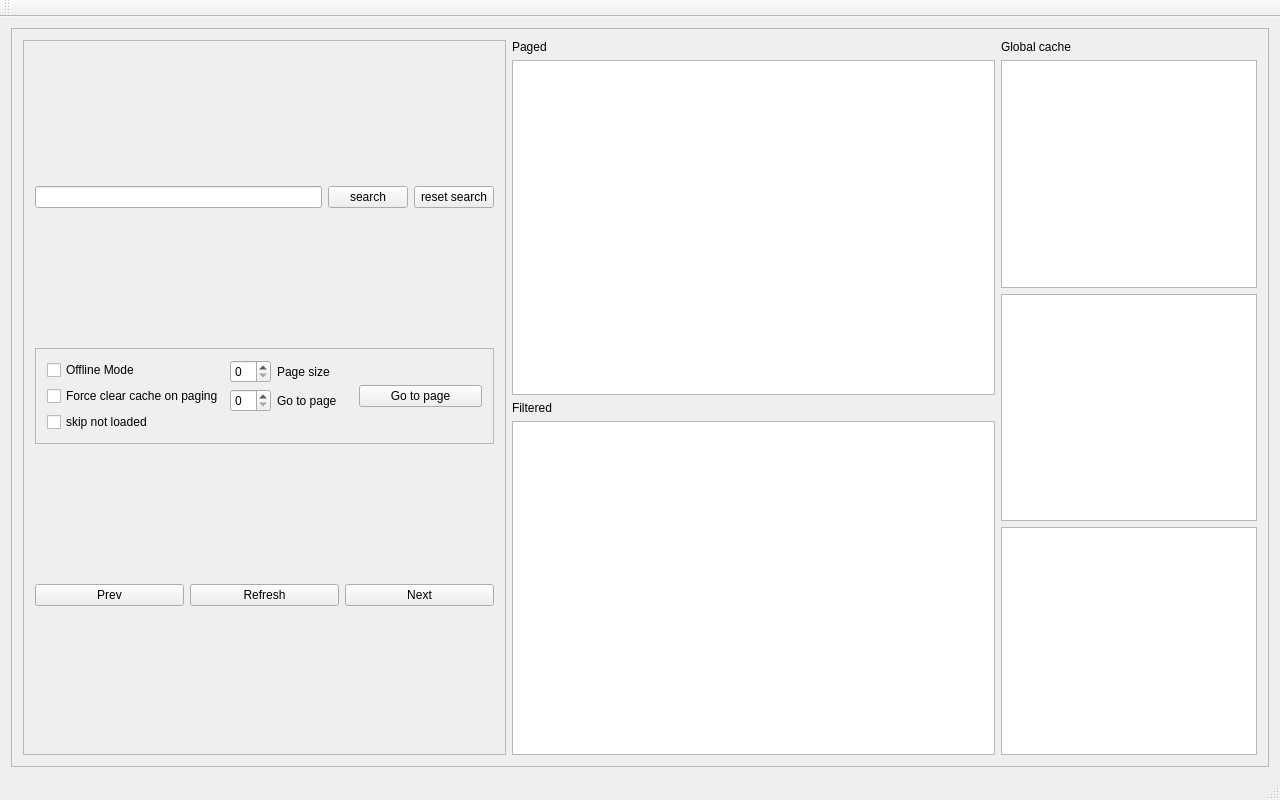
The window that mainwindow.ui (blockspacer/pages) describes before a commit, drawn with Qt 5.
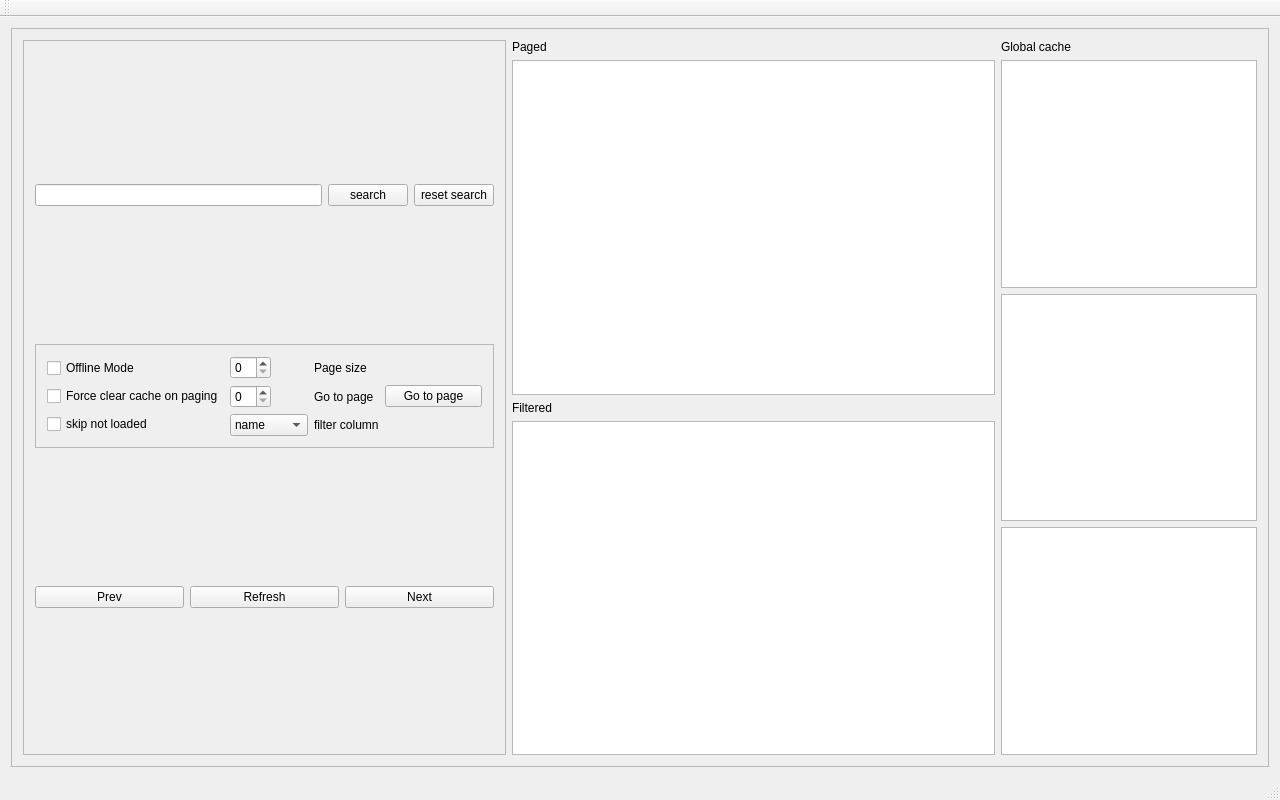
The same window after the commit.

Commit message: fixed paging, added filter by column

Diff of the .ui file:
```diff
--- a/mainwindow.ui
+++ b/mainwindow.ui
@@ -162,6 +162,27 @@
                     </property>
                    </widget>
                   </item>
+                  <item row="4" column="0">
+                   <widget class="QComboBox" name="filterColComboBox">
+                    <item>
+                     <property name="text">
+                      <string>name</string>
+                     </property>
+                    </item>
+                    <item>
+                     <property name="text">
+                      <string>surname</string>
+                     </property>
+                    </item>
+                   </widget>
+                  </item>
+                  <item row="4" column="1">
+                   <widget class="QLabel" name="label_6">
+                    <property name="text">
+                     <string>filter column</string>
+                    </property>
+                   </widget>
+                  </item>
                  </layout>
                 </item>
                 <item>
```
The commit also changes 2 other files.
